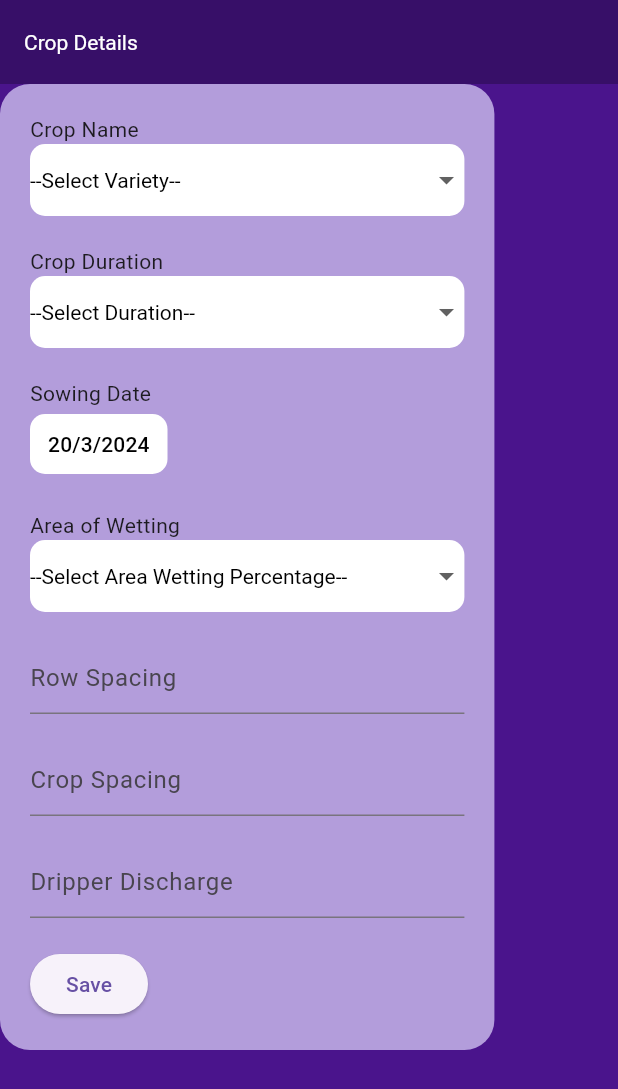
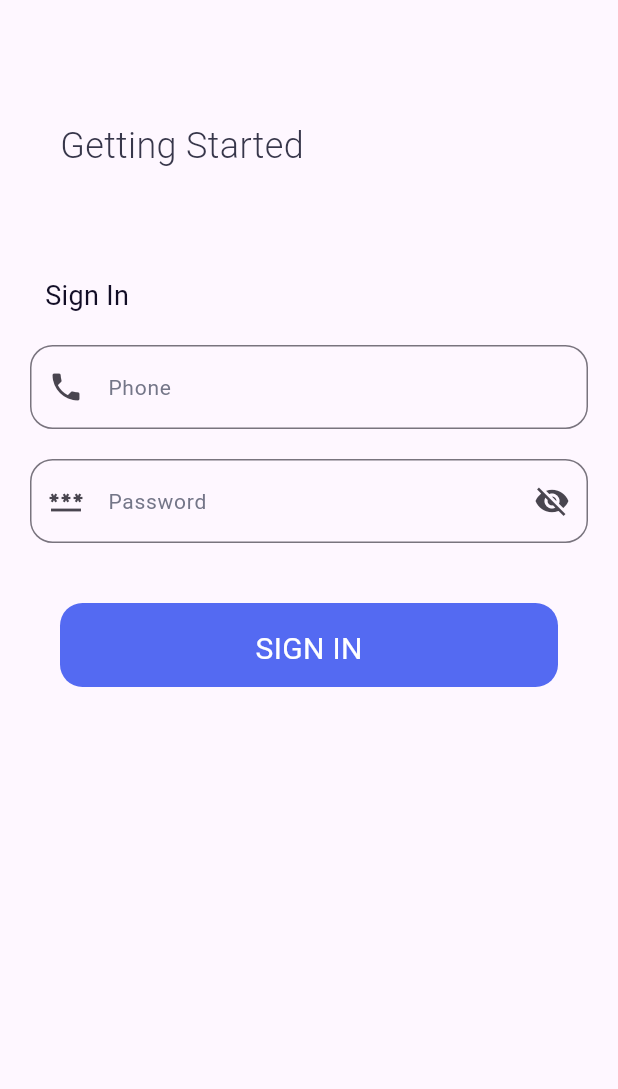
Before and after one commit to kannanv10/Project, a Flutter app: the screen it shows after launch, on a phone screen of 412 x 824 dp. Shown: the top 1089 px of the screen. Run offline on Flutter 3.47's test engine with Material 3 defaults, Android fonts, the light colour scheme and no system bars; missing offline and left inert: http_interceptor.

Commit message:
login screen

```diff
--- /dev/null
+++ b/lib/Pages/const/ApiConstants.dart
@@ -0,0 +1,9 @@
+class ApiConstants {
+  static const String baseIp = 'http://192.168.18.6:3000';
+
+  static const String baseUrl = '${ApiConstants.baseIp}/user_service';
+  static const String serviceHubBaseUrl = '${ApiConstants.baseIp}/service_hub';
+  static const String loginEndpoint = '${ApiConstants.baseUrl}/login';
+  static const String signUpEndpoint = '${ApiConstants.baseUrl}/signup';
+
+}
--- /dev/null
+++ b/lib/Pages/login/LoginScreen.dart
@@ -0,0 +1,268 @@
+import 'package:flutter/material.dart';
+
+import 'LoginApiService.dart';
+
+class _LoginScreen extends State<LoginScreen> {
+  bool obsecureText = true;
+  bool? checkBoxState = false;
+  String email = '';
+  String password = '';
+  bool showProgress = false;
+
+  @override
+  void initState() {
+    super.initState();
+  }
+
+  void showPassword() {
+    setState(() {
+      obsecureText = !obsecureText;
+    });
+  }
+
+  void showOrHideProgress(bool isShow) {
+    setState(() {
+      showProgress = isShow;
+    });
+  }
+
+  // Home Screen
+  @override
+  Widget build(BuildContext context) {
+    return Stack(
+      children: [
+        AbsorbPointer(
+            absorbing: showProgress,
+            child: Stack(
+              children: <Widget>[
+                Scaffold(
+                    body: SingleChildScrollView(
+                      child: Column(
+                        children: <Widget>[
+                          const Align(
+                              alignment: Alignment.centerLeft,
+                              child: Padding(
+                                padding: EdgeInsets.only(left: 40, top: 80),
+                                child: Text('Getting Started ',
+                                    style: TextStyle(
+                                        fontSize: 24,
+                                        color: Color(0xff37364A),
+                                        fontWeight: FontWeight.w300)),
+                              )),
+                          const Align(
+                              alignment: Alignment.centerLeft,
+                              child: Padding(
+                                padding: EdgeInsets.only(top: 70, left: 30),
+                                child: Text('Sign In ',
+                                    style: TextStyle(
+                                        fontSize: 18,
+                                        color: Color(0xff120D26),
+                                        fontWeight: FontWeight.w400)),
+                              )),
+                          Padding(
+                            padding: const EdgeInsets.symmetric(
+                                horizontal: 20, vertical: 20),
+                            child: TextField(
+                              decoration: const InputDecoration(
+                                prefixIcon: Icon(Icons.phone),
+                                focusedBorder: OutlineInputBorder(
+                                    borderSide: BorderSide(
+                                        width: 2, color: Color(0xff807A7A)),
+                                    borderRadius: BorderRadius.all(
+                                      Radius.circular(15.0),
+                                    )),
+                                border: OutlineInputBorder(
+                                    borderSide: BorderSide(
+                                        width: 2, color: Color(0xff807A7A)),
+                                    borderRadius: BorderRadius.all(
+                                      Radius.circular(15.0),
+                                    )),
+                                hintText: 'Phone',
+                                hintStyle: TextStyle(
+                                    color: Color(0xff747688), fontSize: 14),
+                              ),
+                              onChanged: (value) {
+                                setState(() {
+                                  email = value;
+                                });
+                              },
+                            ),
+                          ),
+                          Padding(
+                            padding: const EdgeInsets.symmetric(horizontal: 20),
+                            //padding: EdgeInsets.symmetric(horizontal: 15),
+                            child: TextField(
+                                obscureText: obsecureText,
+                                onChanged: (value) {
+                                  setState(() {
+                                    password = value;
+                                  });
+                                },
+                                decoration: InputDecoration(
+                                    prefixIcon:
+                                        const Icon(Icons.password_outlined),
+                                    suffixIcon: IconButton(
+                                      onPressed: showPassword,
+                                      icon: Icon(
+                                        obsecureText
+                                            ? Icons.visibility_off
+                                            : Icons.visibility,
+                                      ),
+                                    ),
+                                    focusedBorder: const OutlineInputBorder(
+                                        borderSide: BorderSide(
+                                            width: 2, color: Color(0xff807A7A)),
+                                        borderRadius: BorderRadius.all(
+                                          Radius.circular(15.0),
+                                        )),
+                                    border: const OutlineInputBorder(
+                                        borderSide: BorderSide(
+                                            width: 2, color: Color(0xff807A7A)),
+                                        borderRadius: BorderRadius.all(
+                                          Radius.circular(15.0),
+                                        )),
+                                    hintText: 'Password',
+                                    hintStyle: const TextStyle(
+                                        color: Color(0xff747688),
+                                        fontSize: 14))),
+                          ),
+                          const Row(
+                            mainAxisAlignment: MainAxisAlignment.spaceBetween,
+                            children: [
+                              Padding(
+                                padding: EdgeInsets.only(
+                                    left: 15, top: 20, bottom: 10),
+                                child: Row(children: <Widget>[
+                                  /*Checkbox(
+                                activeColor: const Color(0xe03D56F0),
+                                value: checkBoxState,
+                                onChanged: (bool? value) {
+                                  setState(() {
+                                    checkBoxState = value;
+                                  });
+                                },
+                              ),*/
+                                ]),
+                              ),
+                              /*const Padding(
+                            padding: EdgeInsets.only(
+                                top: 20, right: 30, bottom: 10),
+                            child: Text('Forgot Password?',
+                                style: TextStyle(
+                                    color: Color(0xff120D26), fontSize: 12)),
+                          )*/
+                            ],
+                          ),
+                          Container(
+                            height: 56,
+                            width: 360,
+                            margin: const EdgeInsets.symmetric(
+                                vertical: 10.0, horizontal: 40.0),
+                            alignment: Alignment.center,
+                            decoration: const BoxDecoration(
+                              color: Color(0xe03D56F0),
+                              borderRadius: BorderRadius.all(
+                                Radius.circular(15.0),
+                              ),
+                            ),
+                            child: InkWell(
+                              child: const Padding(
+                                padding: EdgeInsets.all(16.0),
+                                child: Stack(
+                                  children: <Widget>[
+                                    Center(
+                                      child: Text('SIGN IN',
+                                          style: TextStyle(
+                                              color: Colors.white,
+                                              fontSize: 20)),
+                                    ),
+                                  ],
+                                ),
+                              ),
+                              onTap: () {
+                                showOrHideProgress(true);
+                                /*if (password.isNotEmpty) {
+                                  LoginApiService()
+                                      .doLogin(email, password)
+                                      .catchError((error, stackTrace) {
+                                    print(error);
+                                    print(stackTrace);
+                                    showOrHideProgress(false);
+                                    return error;
+                                  }).whenComplete(() {
+                                    navigateToDashboard(context);
+                                  });
+                                } else {
+                                  showOrHideProgress(false);
+                                }*/
+                                navigateToDashboard(context);
+                              },
+                            ),
+                          ),
+                          /*const Padding(
+                        padding: EdgeInsets.only(),
+                        child: Text('OR ',
+                            style: TextStyle(
+                                fontSize: 14,
+                                color: Color(0xff9D9898),
+                                fontWeight: FontWeight.bold)),
+                      ),
+                      Padding(
+                        padding: const EdgeInsets.only(top: 30,bottom: 30),
+                        child: Row(
+                          mainAxisAlignment: MainAxisAlignment.center,
+                          children: [
+                            const Text('Don\'t have an account? '),
+                            Padding(
+                              padding: const EdgeInsets.only(left: 5.0,),
+                              child: InkWell(
+                                  onTap: () {
+                                    Navigator.of(context)
+                                        .pushReplacement(MaterialPageRoute(
+                                      builder: (context) =>
+                                      const SignUpScreen(),
+                                    ));
+                                  },
+                                  child: const Text(
+                                    'Sign Up',
+                                    style: TextStyle(
+                                        fontSize: 14,
+                                        color: Color(0xe03D56F0)),
+                                  )),
+                            )
+                          ],
+                        ),
+                      )*/
+                        ],
+                      ),
+                    )),
+                /*Visibility(
+                  visible: showProgress,
+                  child: const Center(child: CircularProgressIndicator()),
+                ),*/
+              ],
+            )),
+        if (showProgress)
+          const Center(
+            child: SizedBox(
+              width: 100,
+              height: 100,
+              child: CircularProgressIndicator(),
+            ),
+          ),
+      ],
+    );
+  }
+
+  navigateToDashboard(BuildContext context) {
+    showOrHideProgress(false);
+    LoginApiService().navigateDashboardPage(context);
+  }
+}
+
+class LoginScreen extends StatefulWidget {
+  const LoginScreen({super.key});
+
+  @override
+  _LoginScreen createState() => _LoginScreen();
+}
--- /dev/null
+++ b/lib/Pages/login/User.dart
@@ -0,0 +1,67 @@
+class LoginRequest {
+  String email;
+  String password;
+
+  LoginRequest({required this.email, required this.password});
+
+  Map<String, dynamic> toJson() => {"email": email, "password": password};
+}
+
+class LoginResponse {
+  String accessToken;
+  String tokenType;
+
+  LoginResponse({required this.accessToken, required this.tokenType});
+
+  factory LoginResponse.fromJson(Map<String, dynamic> json) => LoginResponse(
+        accessToken: json["accessToken"],
+        tokenType: json["tokenType"],
+      );
+}
+
+class SignUpResponse {
+  bool success;
+  String message;
+
+  SignUpResponse({required this.success, required this.message});
+
+  factory SignUpResponse.fromJson(Map<String, dynamic> json) => SignUpResponse(
+        success: json["success"],
+        message: json["message"],
+      );
+}
+
+class SignUpRequest {
+  String email;
+  String password;
+  String name;
+  bool vendor;
+  String phonenumber;
+  String confirmpassword;
+  String provider;
+  bool isEmailVerified;
+  late String providerId;
+  late String imageUrl;
+  late bool isPhoneVerified;
+
+  SignUpRequest(
+      {required this.email,
+      required this.password,
+      required this.name,
+      required this.vendor,
+      required this.phonenumber,
+      required this.confirmpassword,
+      required this.provider,
+      required this.isEmailVerified});
+
+  Map<String, dynamic> toJson() => {
+        "email": email,
+        "password": password,
+        "confirmpassword": confirmpassword,
+        "name": name,
+        "phoneNumber": phonenumber,
+        "vendor": vendor,
+        "provider": provider,
+        "isEmailVerified": isEmailVerified
+      };
+}
--- a/lib/main.dart
+++ b/lib/main.dart
@@ -3,6 +3,8 @@
 import 'package:flutter/material.dart';
 import 'package:trail2/Pages/firstpage.dart';
 import 'package:trail2/Pages/CalculationPage.dart';
+
+import 'Pages/login/LoginScreen.dart';
 
 void main() {
   runApp(const MyApp());
@@ -36,7 +38,7 @@ class MyApp extends StatelessWidget {
         primarySwatch: Colors.blue
   ,
       ),
-      home: CropDetailsPage()
+      home: LoginScreen()
     );
   }
 }
--- a/pubspec.yaml
+++ b/pubspec.yaml
@@ -35,6 +35,8 @@ dependencies:
   # The following adds the Cupertino Icons font to your application.
   # Use with the CupertinoIcons class for iOS style icons.
   cupertino_icons: ^1.0.6
+  http: any
+  http_interceptor: ^1.0.2
 
 dev_dependencies:
   flutter_test:
```
Also changed, not shown: lib/Pages/common/ApiUtils.dart (added, +38 -0 lines), lib/Pages/login/LoginApiService.dart (added, +40 -0 lines).
